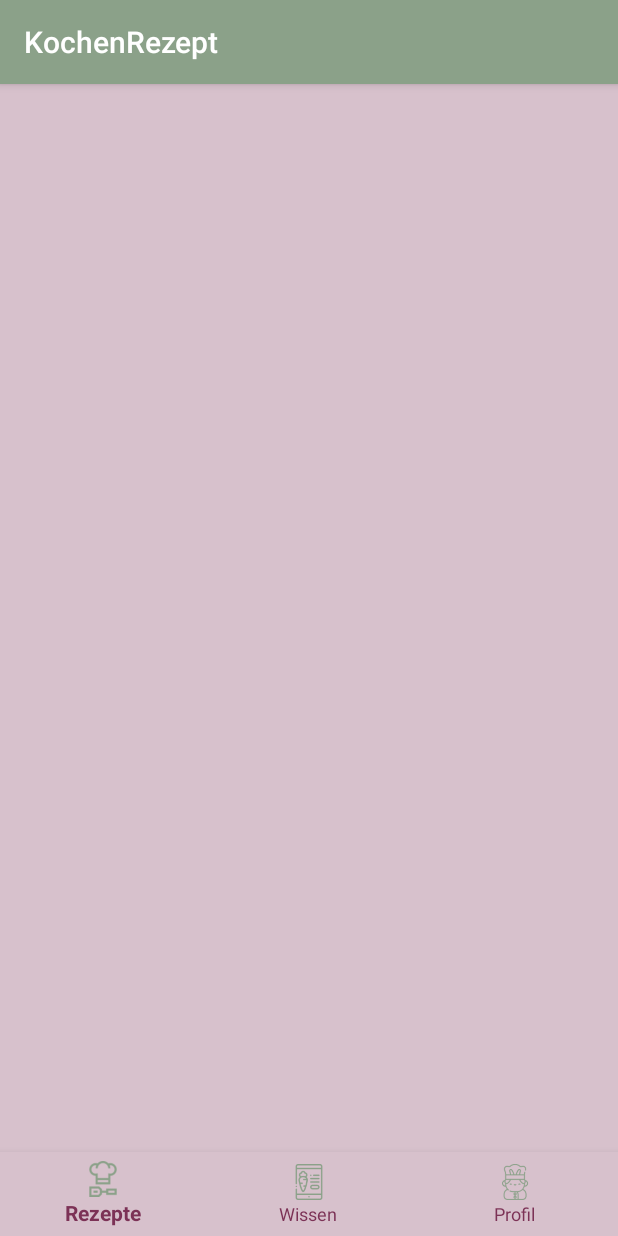
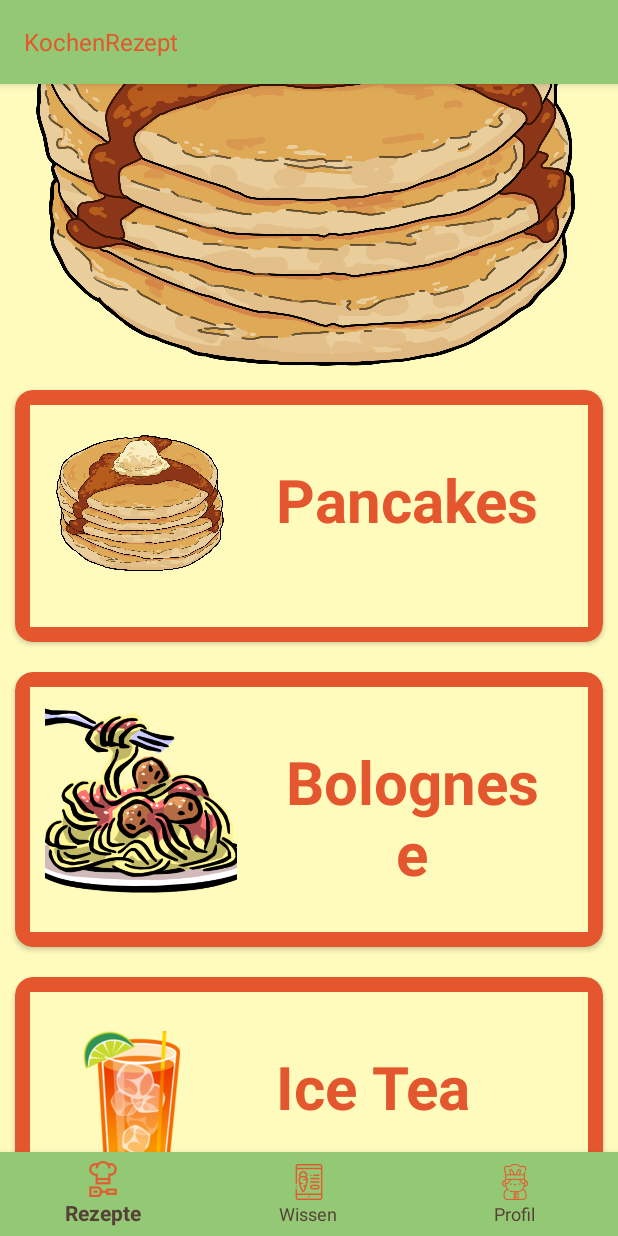
Before and after one commit to passionflower36/KochenRezept, an Android app: the screen it shows after launch (MainActivity), on a phone screen of 412 x 824 dp. Run offline under Robolectric (Android 15) with nearby library versions, the light colour scheme and no system bars.

Commit message:
Mal gucken, ob er updated

```diff
--- a/app/build.gradle
+++ b/app/build.gradle
@@ -4,7 +4,7 @@
     compileSdkVersion 28
     defaultConfig {
         applicationId "de.mobileanwendungen.kochenrezept"
-        minSdkVersion 15
+        minSdkVersion 27
         targetSdkVersion 28
         versionCode 1
         versionName "1.0"
@@ -16,10 +16,12 @@
             proguardFiles getDefaultProguardFile('proguard-android-optimize.txt'), 'proguard-rules.pro'
         }
     }
+    productFlavors {
+    }
 }
 
 dependencies {
-    implementation fileTree(dir: 'libs', include: ['*.jar'])
+    implementation fileTree(include: ['*.jar'], dir: 'libs')
     implementation 'com.android.support:appcompat-v7:28.0.0'
     implementation 'com.android.support:design:28.0.0'
     implementation 'com.android.support.constraint:constraint-layout:1.1.3'
--- /dev/null
+++ b/app/src/main/java/de/mobileanwendungen/kochenrezept/ModelFood.java
@@ -0,0 +1,28 @@
+package de.mobileanwendungen.kochenrezept;
+
+public class ModelFood {
+
+    private int image;
+    private String name;
+
+    public ModelFood(int image, String name) {
+        this.image = image;
+        this.name = name;
+    }
+
+    public int getImage() {
+        return image;
+    }
+
+    public void setImage(int image) {
+        this.image = image;
+    }
+
+    public String getName() {
+        return name;
+    }
+
+    public void setName(String name) {
+        this.name = name;
+    }
+}
--- /dev/null
+++ b/app/src/main/java/de/mobileanwendungen/kochenrezept/RezeptAdapter.java
@@ -0,0 +1,80 @@
+package de.mobileanwendungen.kochenrezept;
+
+import android.content.Context;
+import android.support.annotation.NonNull;
+import android.support.v7.widget.RecyclerView;
+import android.view.LayoutInflater;
+import android.view.View;
+import android.view.ViewGroup;
+import android.widget.ImageView;
+import android.widget.TextView;
+
+import java.util.ArrayList;
+
+public class RezeptAdapter extends RecyclerView.Adapter<RezeptAdapter.ViewHolder> {
+
+    private Context mContext;
+    private ArrayList<ModelFood> mList;
+    private onItemClickListner mListener;
+
+    public interface onItemClickListner{
+        void onItemClick (int position);
+    }
+
+    RezeptAdapter(Context context, ArrayList<ModelFood> list){
+        mContext=context;
+        mList = list;
+    }
+
+    public void setOnItemClickListener(onItemClickListner listener){
+        mListener = listener;
+    }
+
+    public class ViewHolder extends RecyclerView.ViewHolder {
+
+        ImageView item_image;
+        TextView item_name;
+
+
+        public ViewHolder (View itemView){
+            super(itemView);
+
+            item_image = itemView.findViewById(R.id.card_image);
+            item_name = itemView.findViewById(R.id.card_text);
+
+
+
+        }
+    }
+
+    @NonNull
+    @Override
+    public ViewHolder onCreateViewHolder(@NonNull ViewGroup viewGroup, int viewType) {
+
+        LayoutInflater layoutInflater = LayoutInflater.from(mContext);
+        View view = layoutInflater.inflate(R.layout.rv_foot_items, viewGroup, false );
+
+        ViewHolder viewHolder = new ViewHolder(view);
+        return viewHolder;
+    }
+
+    @Override
+    public void onBindViewHolder(@NonNull ViewHolder holder, int position) {
+
+        ModelFood footItem = mList.get(position);
+
+        ImageView image = holder.item_image;
+        TextView text = holder.item_name;
+
+        image.setImageResource(footItem.getImage());
+        text.setText(footItem.getName());
+
+    }
+
+
+    @Override
+    public int getItemCount() {
+        return mList.size();
+    }
+
+}
--- a/app/src/main/java/de/mobileanwendungen/kochenrezept/RezeptFragment.java
+++ b/app/src/main/java/de/mobileanwendungen/kochenrezept/RezeptFragment.java
@@ -1,18 +1,58 @@
 package de.mobileanwendungen.kochenrezept;
 
+import android.app.Application;
+import android.content.res.Resources;
 import android.os.Bundle;
 import android.support.annotation.NonNull;
 import android.support.annotation.Nullable;
 import android.support.v4.app.Fragment;
+import android.support.v7.widget.LinearLayoutManager;
+import android.support.v7.widget.RecyclerView;
 import android.view.LayoutInflater;
 import android.view.View;
 import android.view.ViewGroup;
 
+import java.util.ArrayList;
+
 public class RezeptFragment extends Fragment {
+
+
+    RecyclerView recyclerView;
+
+    ArrayList<ModelFood> foodList;
 
     @Nullable
     @Override
     public View onCreateView(@NonNull LayoutInflater inflater, @Nullable ViewGroup container, @Nullable Bundle savedInstanceState) {
-        return inflater.inflate(R.layout.fragment_rezept, null);
+
+
+        View rootView =  inflater.inflate(R.layout.fragment_rezept, container, false);
+        recyclerView = (RecyclerView) rootView.findViewById(R.id.rv);
+
+        foodList = new ArrayList<>();
+
+
+
+        foodList.add(new ModelFood(R.drawable.panke, "Pancakes"));
+        foodList.add(new ModelFood(R.drawable.bolognese, "Bolognese"));
+        foodList.add(new ModelFood(R.drawable.icetea, "Ice Tea"));
+        foodList.add(new ModelFood(R.drawable.waffles, "Waffles"));
+
+
+
+        LinearLayoutManager layoutManager = new LinearLayoutManager(getActivity().getApplicationContext());
+        RecyclerView.LayoutManager rvLiLayoutManager = layoutManager;
+
+        recyclerView.setLayoutManager(rvLiLayoutManager);
+
+
+        RezeptAdapter adapter = new RezeptAdapter(getActivity().getApplicationContext(), foodList);
+
+        recyclerView.setAdapter(adapter);
+
+
+
+
+     return rootView;
     }
 }
--- a/app/src/main/java/de/mobileanwendungen/kochenrezept/profil2.java
+++ b/app/src/main/java/de/mobileanwendungen/kochenrezept/profil2.java
@@ -26,7 +26,7 @@
 
     //Image ID Array zum Switchen
 
-    int imageIds [] = {R.drawable.koch, R.drawable.opa, R.drawable.oma, R.drawable.fuchs, R.drawable.panda, R.drawable.ratatouille};
+    int imageIds [] = {R.drawable.koch, R.drawable.opa, R.drawable.oma, R.drawable.fuchs, R.drawable.panda, R.drawable.mickey, R.drawable.wizard};
     int count = imageIds.length;
     // to keep current Index of ImageID array
     int currentIndex = 0,indexPrevious = imageIds.length;
@@ -56,7 +56,7 @@
         });
 
         sw.setImageResource(imageIds[0]);
-        name.setText("Peter Lustig");
+        name.setText("Luigi");
 
         prev.setOnClickListener(new View.OnClickListener(){
             public void onClick(View v){
@@ -73,11 +73,11 @@
 
                 switch (imageIds[currentIndex]){
                     case R.drawable.koch:
-                        name.setText("Peter Lustig");
+                        name.setText("Luigi");
                         break;
 
                     case R.drawable.fuchs:
-                        name.setText("Kochfuchs");
+                        name.setText("Falco");
                         break;
                     case R.drawable.panda:
                         name.setText("Eukalypto");
@@ -88,8 +88,11 @@
                     case R.drawable.oma:
                         name.setText("Omi");
                         break;
-                    case R.drawable.ratatouille:
-                        name.setText("Ratatouille");
+                    case R.drawable.mickey:
+                        name.setText("Mickey");
+                        break;
+                    case R.drawable.wizard:
+                        name.setText("Dummydore");
                         break;
                 }
 
@@ -112,11 +115,11 @@
 
                 switch (imageIds[currentIndex]){
                     case R.drawable.koch:
-                        name.setText("Peter Lustig");
+                        name.setText("Luigi");
                         break;
 
                     case R.drawable.fuchs:
-                        name.setText("Kochfuchs");
+                        name.setText("Falco");
                         break;
                     case R.drawable.panda:
                         name.setText("Eukalypto");
@@ -127,8 +130,11 @@
                     case R.drawable.oma:
                         name.setText("Omi");
                         break;
-                    case R.drawable.ratatouille:
-                        name.setText("Ratatouille");
+                    case R.drawable.mickey:
+                        name.setText("Mickey");
+                        break;
+                    case R.drawable.wizard:
+                        name.setText("Dummydore");
                         break;
                 }
             }
--- /dev/null
+++ b/app/src/main/res/drawable/capsule.xml
@@ -0,0 +1,14 @@
+<?xml version="1.0" encoding="utf-8"?>
+
+<!--könnte man in den Hintergrund von etwas setzen-->
+
+<shape
+    xmlns:android="http://schemas.android.com/apk/res/android"
+    android:shape="rectangle">
+    <size android:height="40dp"
+        android:width="1000dp"/>
+    <solid android:color="@color/colorPrimaryDark"/>
+    <corners android:radius="50dp"/>
+
+
+</shape>
--- a/app/src/main/res/layout/activity_main.xml
+++ b/app/src/main/res/layout/activity_main.xml
@@ -21,7 +21,7 @@
         android:id="@+id/navigation"
         android:layout_width="0dp"
         android:layout_height="wrap_content"
-        android:background="?android:attr/windowBackground"
+        android:background="@color/colorPrimary"
         app:itemIconTint="@color/colorAccent"
         app:layout_constraintBottom_toBottomOf="parent"
         app:layout_constraintLeft_toLeftOf="parent"
--- a/app/src/main/res/layout/fragment_rezept.xml
+++ b/app/src/main/res/layout/fragment_rezept.xml
@@ -1,43 +1,52 @@
-<?xml version="1.0" encoding="utf-8"?>
-<android.support.constraint.ConstraintLayout xmlns:android="http://schemas.android.com/apk/res/android"
+<android.support.design.widget.CoordinatorLayout xmlns:android="http://schemas.android.com/apk/res/android"
     xmlns:app="http://schemas.android.com/apk/res-auto"
     xmlns:tools="http://schemas.android.com/tools"
-    android:id="@+id/container"
+    android:id="@+id/coordinator"
     android:layout_width="match_parent"
     android:layout_height="match_parent"
+    android:fitsSystemWindows="true"
     tools:context=".MainActivity">
 
-    <LinearLayout
-        android:id="@+id/linearLayout2"
-        android:layout_width="0dp"
-
-        android:layout_height="0dp"
-        android:layout_marginBottom="56dp"
-        android:orientation="vertical"
-        app:layout_constraintBottom_toBottomOf="parent"
-        app:layout_constraintEnd_toEndOf="parent"
-        app:layout_constraintStart_toStartOf="parent"
-        app:layout_constraintTop_toTopOf="parent">
-
-        <ScrollView
-            android:layout_width="match_parent"
-            android:layout_height="match_parent">
-
-            <android.support.v7.widget.CardView
-                xmlns:card_view="http://schemas.android.com/apk/res-auto"
-                android:id="@+id/card_view"
-                android:layout_gravity="center"
-                android:layout_width="200dp"
-                android:layout_height="200dp"
-                card_view:cardCornerRadius="4dp">
+    <android.support.design.widget.AppBarLayout
+        android:id="@+id/appbar"
+        android:layout_height="wrap_content"
+        android:layout_width="match_parent"
+        android:fitsSystemWindows="true">
 
 
-            </android.support.v7.widget.CardView>
+        <android.support.design.widget.CollapsingToolbarLayout
+            android:layout_width="match_parent"
+            android:layout_height="250dp"
+            app:contentScrim="@color/colorPrimary"
+            android:fitsSystemWindows="true"
+            app:layout_scrollFlags="scroll|exitUntilCollapsed"
+            app:expandedTitleTextAppearance="@color/trans">
 
 
-    </ScrollView>
-
-    </LinearLayout>
 
 
-</android.support.constraint.ConstraintLayout>
+            <ImageButton
+                android:id="@+id/btn_pancake"
+                android:layout_width="wrap_content"
+                android:layout_height="250dp"
+                app:srcCompat="@drawable/panke"
+                android:contentDescription="@string/app_name"
+                android:fitsSystemWindows="true"
+                android:background="@color/windowBackground"
+                android:scaleType="centerCrop"/>
+        </android.support.design.widget.CollapsingToolbarLayout>
+    </android.support.design.widget.AppBarLayout>
+
+
+    <android.support.v4.widget.NestedScrollView
+        android:layout_width="match_parent"
+        android:layout_height="match_parent"
+        app:layout_behavior="@string/appbar_scrolling_view_behavior">
+
+        <android.support.v7.widget.RecyclerView
+            android:layout_width="match_parent"
+            android:layout_height="match_parent"
+            android:id="@+id/rv"></android.support.v7.widget.RecyclerView>
+
+    </android.support.v4.widget.NestedScrollView>
+</android.support.design.widget.CoordinatorLayout>
--- /dev/null
+++ b/app/src/main/res/layout/rv_foot_items.xml
@@ -0,0 +1,49 @@
+<?xml version="1.0" encoding="utf-8"?>
+<android.support.v7.widget.CardView
+    xmlns:app="http://schemas.android.com/apk/res-auto"
+    xmlns:android="http://schemas.android.com/apk/res/android"
+    android:layout_width="match_parent"
+    android:layout_height="wrap_content"
+    app:cardBackgroundColor="@color/colorAccent"
+    app:cardCornerRadius="12dp"
+    android:layout_margin="10dp">
+
+    <LinearLayout
+        android:layout_width="match_parent"
+        android:layout_height="match_parent"
+        android:padding="10dp"
+        android:background="@color/windowBackground"
+        android:layout_margin="10dp">
+
+        <ImageView
+            android:layout_width="128dp"
+            android:id="@+id/card_image"
+            android:layout_height="128dp"
+            android:src="@drawable/panke"
+            android:scaleType="centerCrop"/>
+
+        <LinearLayout
+            android:layout_width="wrap_content"
+            android:layout_height="wrap_content"
+            android:paddingLeft="10dp"
+            android:paddingTop="10dp"
+            android:orientation="vertical">
+
+            <TextView
+                android:layout_width="wrap_content"
+                android:layout_height="wrap_content"
+                android:id="@+id/card_text"
+                android:padding="16dp"
+                android:gravity="center"
+                android:textColor="@color/colorAccent"
+                android:text="@string/food_name_1"
+                android:textSize="40dp"
+                android:textStyle="bold" />
+
+        </LinearLayout>
+
+        </LinearLayout>
+
+
+
+</android.support.v7.widget.CardView>
--- a/app/src/main/res/values/colors.xml
+++ b/app/src/main/res/values/colors.xml
@@ -1,9 +1,11 @@
 <?xml version="1.0" encoding="utf-8"?>
 <resources>
-    <color name="colorPrimary">#8BA189</color>
+   <!--<color name="colorPrimary">#8BA189</color> -->
+    <color name="colorPrimary">#93c974</color>
     <color name="colorPrimaryDark">#61705F</color>
-    <color name="colorAccent">#8BA189</color>
-    <color name="textPrimary">#7C3256</color>
+ <color name="colorAccent">#E4572e</color>
+    <color name="textPrimary">#564138</color>
     <color name="textSecondary">#7C3256</color>
-    <color name="windowBackground">#D7C1CC</color>
+    <color name="windowBackground">#FFFBBD</color>
+    <color name="trans">#00000000 </color>
 </resources>
--- a/app/src/main/res/values/strings.xml
+++ b/app/src/main/res/values/strings.xml
@@ -1,13 +1,22 @@
 <resources>
+
+
     <string name="app_name">KochenRezept</string>
+
+
+    <!-- ************* REZEPTE-SEITE *****************-->
     <string name="title_home">Rezepte</string>
+    <string name="food_name_1">Pancakes</string>
+
+    <!-- unbenutzt-->
+
+    <string name="food_name_2">Bolognese</string>
+    <string name="food_name_3">Bolognese</string>
+    <string name="food_name_4">Bolognese</string>
+    <string name="food_name_5">Bolognese</string>
+    <!-- ************* WISSEN-SEITE *****************-->
+
     <string name="title_dashboard">Wissen</string>
-    <string name="title_notifications">Profil</string>
-    <string name="werbistdu">Wer bist du?</string>
-    <string name="edit">Name eingeben</string>
-    <string name="speichern">Speichern</string>
-
-    <!-- Wissen-->
     <string name="wissen">Die Ernährungspyramide</string>
     <string name="carbs">Kohlenhydrate</string>
     <string name="carbs_info">Zu viel Fett und zu viel Zucker machen dick und krank. Dennoch brauchen wir beide Nahrungsbestandteile zum Leben. Doch wie können wir unseren Kohlenhydrate-Bedarf künftig decken, wenn die Bevölkerungszahl weltweit schneller steigt als die Nahrungsmittel-Produktion? Zum Beispiel mit "Smart Breeding".
@@ -22,11 +31,23 @@
     <string name="proteins">Eiweiße von tierische Produkten</string>
     <string name="vegs">Obst und Gemüse</string>
 
+    <!-- ************* PROFIL-SEITE *****************-->
 
-
+    <string name="title_notifications">Profil</string>
+    <string name="werbistdu">Wer bist du?</string>
+    <string name="edit">Name eingeben</string>
+    <string name="speichern">Speichern</string>
     <!--Profil2: aber diese Buttons sollten am Besten als Image-Button ersetzt werden-->
     <string name="btn_prev">Prev</string>
     <string name="btn_nxt">Next</string>
 
 
+
+
+
+
+
+
+
+
 </resources>
--- a/app/src/main/res/values/styles.xml
+++ b/app/src/main/res/values/styles.xml
@@ -1,7 +1,7 @@
 <resources>
 
     <!-- Base application theme. -->
-    <style name="AppTheme" parent="Theme.AppCompat.Light.DarkActionBar">
+    <style name="AppTheme" parent="Theme.AppCompat.Light">
         <!-- Customize your theme here. -->
         <item name="colorPrimary">@color/colorPrimary</item>
         <item name="colorPrimaryDark">@color/colorPrimaryDark</item>
@@ -12,4 +12,10 @@
 
     </style>
 
+    <style name="TextAppearance.AppCompat.Widget.ActionBar.Title" parent="@android:style/TextAppearance">
+
+        <item name="android:textColor">@color/colorAccent</item>
+
+    </style>
+
 </resources>
```
Also changed, not shown: app/src/main/res/drawable/bolognese.png (added), app/src/main/res/drawable/icetea.png (added), app/src/main/res/drawable/mickey.png (added), app/src/main/res/drawable/panda.png, app/src/main/res/drawable/panke.png (added), app/src/main/res/drawable/waffles.png (added), app/src/main/res/drawable/wizard.png (added).
